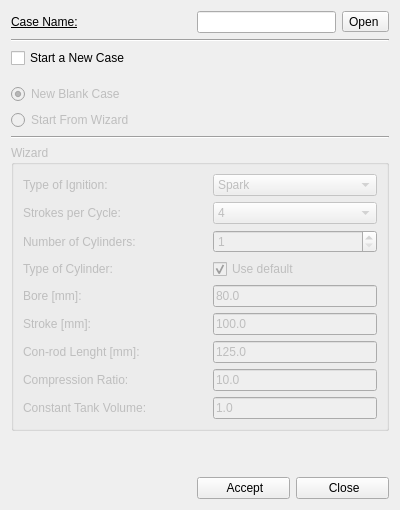
First picture: the form in ICESym-NEWGUI/windows/NewCaseDialog.ui, repository jmarcelogimenez/icesym, before the edit.
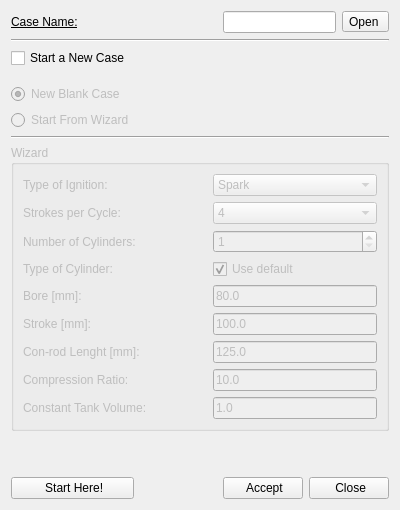
Second picture: the form after the edit. Icons and pictures are not drawn.

Commit message: Help button on wizard

The edit to the form file:
```diff
--- a/ICESym-NEWGUI/windows/NewCaseDialog.ui
+++ b/ICESym-NEWGUI/windows/NewCaseDialog.ui
@@ -18,14 +18,33 @@
     <normaloff>:/fromHelyx/newicons/icon.png</normaloff>:/fromHelyx/newicons/icon.png</iconset>
   </property>
   <layout class="QGridLayout" name="gridLayout">
-   <item row="1" column="0" colspan="3">
+   <item row="10" column="0">
+    <widget class="QPushButton" name="startHerepushButton">
+     <property name="font">
+      <font>
+       <pointsize>9</pointsize>
+      </font>
+     </property>
+     <property name="focusPolicy">
+      <enum>Qt::NoFocus</enum>
+     </property>
+     <property name="text">
+      <string> Start Here!</string>
+     </property>
+     <property name="icon">
+      <iconset resource="../images/images.qrc">
+       <normaloff>:/fromHelyx/newicons/icon.png</normaloff>:/fromHelyx/newicons/icon.png</iconset>
+     </property>
+    </widget>
+   </item>
+   <item row="1" column="0" colspan="4">
     <widget class="Line" name="line">
      <property name="orientation">
       <enum>Qt::Horizontal</enum>
      </property>
     </widget>
    </item>
-   <item row="8" column="1">
+   <item row="8" column="2">
     <spacer name="verticalSpacer">
      <property name="orientation">
       <enum>Qt::Vertical</enum>
@@ -53,7 +72,7 @@
      </property>
     </widget>
    </item>
-   <item row="0" column="1">
+   <item row="0" column="2">
     <widget class="QLineEdit" name="case_name">
      <property name="font">
       <font>
@@ -70,7 +89,7 @@
      </property>
     </widget>
    </item>
-   <item row="0" column="2">
+   <item row="0" column="3">
     <widget class="QToolButton" name="open_toolButton">
      <property name="font">
       <font>
@@ -87,7 +106,7 @@
      </property>
     </widget>
    </item>
-   <item row="7" column="0" colspan="3">
+   <item row="7" column="0" colspan="4">
     <widget class="QGroupBox" name="wizard_groupBox">
      <property name="enabled">
       <bool>false</bool>
@@ -403,7 +422,7 @@
      </layout>
     </widget>
    </item>
-   <item row="10" column="1" colspan="2">
+   <item row="10" column="2" colspan="2">
     <layout class="QHBoxLayout" name="horizontalLayout">
      <item>
       <widget class="QPushButton" name="accept_pushButton">
@@ -469,22 +488,6 @@
      </property>
     </widget>
    </item>
-   <item row="10" column="0">
-    <spacer name="horizontalSpacer">
-     <property name="orientation">
-      <enum>Qt::Horizontal</enum>
-     </property>
-     <property name="sizeType">
-      <enum>QSizePolicy::Fixed</enum>
-     </property>
-     <property name="sizeHint" stdset="0">
-      <size>
-       <width>180</width>
-       <height>20</height>
-      </size>
-     </property>
-    </spacer>
-   </item>
    <item row="5" column="0">
     <widget class="QRadioButton" name="wizard_radioButton">
      <property name="enabled">
@@ -530,13 +533,26 @@
      </property>
     </spacer>
    </item>
-   <item row="6" column="0" colspan="3">
+   <item row="6" column="0" colspan="4">
     <widget class="Line" name="line_2">
      <property name="orientation">
       <enum>Qt::Horizontal</enum>
      </property>
     </widget>
    </item>
+   <item row="10" column="1">
+    <spacer name="horizontalSpacer">
+     <property name="orientation">
+      <enum>Qt::Horizontal</enum>
+     </property>
+     <property name="sizeHint" stdset="0">
+      <size>
+       <width>40</width>
+       <height>20</height>
+      </size>
+     </property>
+    </spacer>
+   </item>
   </layout>
  </widget>
  <resources>
```
Left out of the diff: 17 changed lines with no effect on the pictures. The commit also changes 1 other file.
